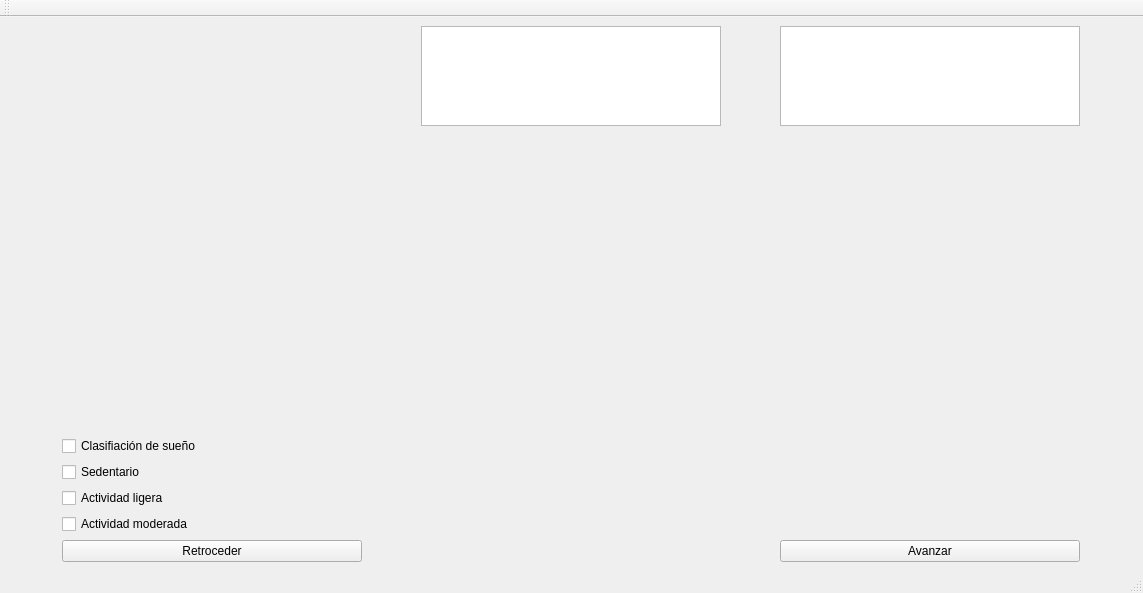
Old version of the form scatterplots_app/scatterplots.ui in the repository acrsilva/Seguimiento-automatizado-de-variables-de-control.
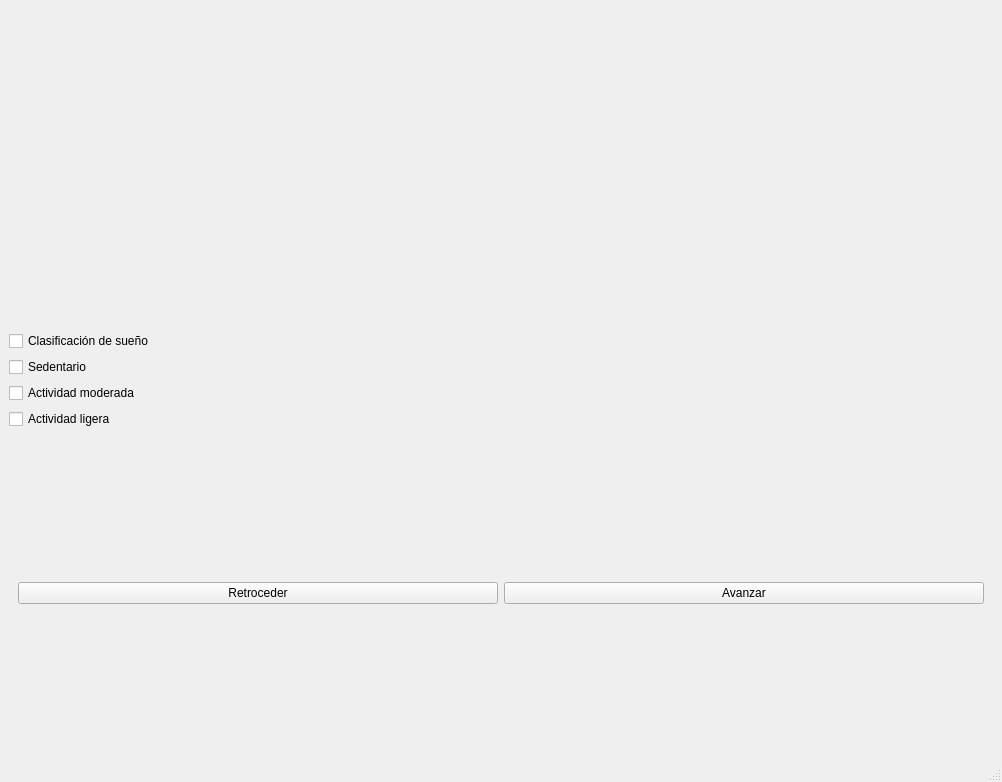
New version of the form.

```diff
--- a/scatterplots_app/scatterplots.ui
+++ b/scatterplots_app/scatterplots.ui
@@ -6,98 +6,81 @@
    <rect>
     <x>0</x>
     <y>0</y>
-    <width>1143</width>
-    <height>593</height>
+    <width>1002</width>
+    <height>782</height>
    </rect>
   </property>
   <property name="windowTitle">
    <string>MainWindow</string>
   </property>
   <widget class="QWidget" name="centralwidget">
-   <layout class="QGridLayout" name="gridLayout">
-    <item row="2" column="1">
-     <widget class="QWidget" name="widget" native="true"/>
-    </item>
-    <item row="0" column="2">
-     <widget class="QGraphicsView" name="gv3">
-      <property name="maximumSize">
-       <size>
-        <width>300</width>
-        <height>100</height>
-       </size>
-      </property>
-     </widget>
-    </item>
-    <item row="2" column="2">
-     <widget class="QWidget" name="widget_2" native="true"/>
-    </item>
-    <item row="5" column="0">
-     <widget class="QCheckBox" name="checkBox_3">
-      <property name="text">
-       <string>Actividad ligera</string>
-      </property>
-     </widget>
-    </item>
-    <item row="3" column="0">
-     <widget class="QCheckBox" name="checkBox">
-      <property name="text">
-       <string>Clasifiación de sueño</string>
-      </property>
-     </widget>
-    </item>
-    <item row="0" column="1">
-     <widget class="QGraphicsView" name="gv2">
-      <property name="maximumSize">
-       <size>
-        <width>300</width>
-        <height>100</height>
-       </size>
-      </property>
-     </widget>
-    </item>
-    <item row="10" column="0">
-     <widget class="QCheckBox" name="checkBox_4">
-      <property name="text">
-       <string>Actividad moderada</string>
-      </property>
-     </widget>
-    </item>
-    <item row="4" column="0">
-     <widget class="QCheckBox" name="checkBox_2">
-      <property name="text">
-       <string>Sedentario</string>
-      </property>
-     </widget>
-    </item>
-    <item row="11" column="2">
-     <widget class="QPushButton" name="pushButton">
-      <property name="text">
-       <string>Avanzar</string>
-      </property>
-     </widget>
-    </item>
-    <item row="11" column="0">
-     <widget class="QPushButton" name="pushButton_2">
-      <property name="text">
-       <string>Retroceder</string>
-      </property>
-     </widget>
-    </item>
-    <item row="0" column="0">
+   <layout class="QVBoxLayout" name="verticalLayout">
+    <item>
      <widget class="QWidget" name="wScatter1" native="true">
       <property name="sizePolicy">
-       <sizepolicy hsizetype="Expanding" vsizetype="Preferred">
+       <sizepolicy hsizetype="Expanding" vsizetype="Expanding">
         <horstretch>0</horstretch>
         <verstretch>0</verstretch>
        </sizepolicy>
       </property>
-      <property name="maximumSize">
-       <size>
-        <width>300</width>
-        <height>1000</height>
-       </size>
+      <layout class="QHBoxLayout" name="layoutMatplot1"/>
+     </widget>
+    </item>
+    <item>
+     <widget class="QCheckBox" name="cbSueno">
+      <property name="text">
+       <string>Clasificación de sueño</string>
       </property>
-      <layout class="QVBoxLayout" name="layoutMatplot"/>
+     </widget>
+    </item>
+    <item>
+     <widget class="QCheckBox" name="cbSedentario">
+      <property name="text">
+       <string>Sedentario</string>
+      </property>
+     </widget>
+    </item>
+    <item>
+     <widget class="QCheckBox" name="cbModerada">
+      <property name="text">
+       <string>Actividad moderada</string>
+      </property>
+     </widget>
+    </item>
+    <item>
+     <widget class="QCheckBox" name="cbLigera">
+      <property name="text">
+       <string>Actividad ligera</string>
+      </property>
+     </widget>
+    </item>
+    <item>
+     <widget class="QWidget" name="widget" native="true">
+      <property name="sizePolicy">
+       <sizepolicy hsizetype="Expanding" vsizetype="Expanding">
+        <horstretch>0</horstretch>
+        <verstretch>0</verstretch>
+       </sizepolicy>
+      </property>
+      <layout class="QGridLayout" name="gridLayout">
+       <item row="1" column="1">
+        <widget class="QPushButton" name="btnNext">
+         <property name="text">
+          <string>Avanzar</string>
+         </property>
+        </widget>
+       </item>
+       <item row="1" column="0">
+        <widget class="QPushButton" name="btnPrev">
+         <property name="text">
+          <string>Retroceder</string>
+         </property>
+        </widget>
+       </item>
+      </layout>
+      <zorder>btnNext</zorder>
+      <zorder>btnNext</zorder>
+      <zorder>btnPrev</zorder>
      </widget>
     </item>
    </layout>
@@ -113,17 +96,6 @@
    </property>
   </widget>
   <widget class="QStatusBar" name="statusbar"/>
-  <widget class="QToolBar" name="toolBar">
-   <property name="windowTitle">
-    <string>toolBar</string>
-   </property>
-   <attribute name="toolBarArea">
-    <enum>TopToolBarArea</enum>
-   </attribute>
-   <attribute name="toolBarBreak">
-    <bool>false</bool>
-   </attribute>
-  </widget>
  </widget>
  <resources/>
  <connections/>
```
Left out of the diff: 4 changed lines with no effect on the pictures.
